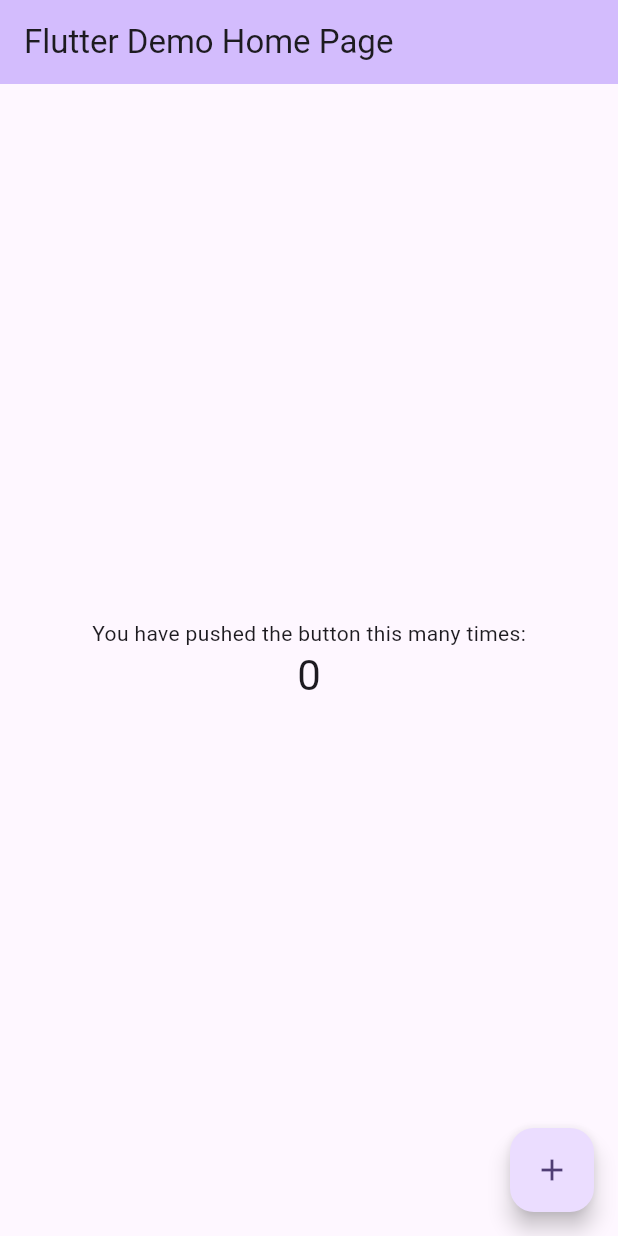
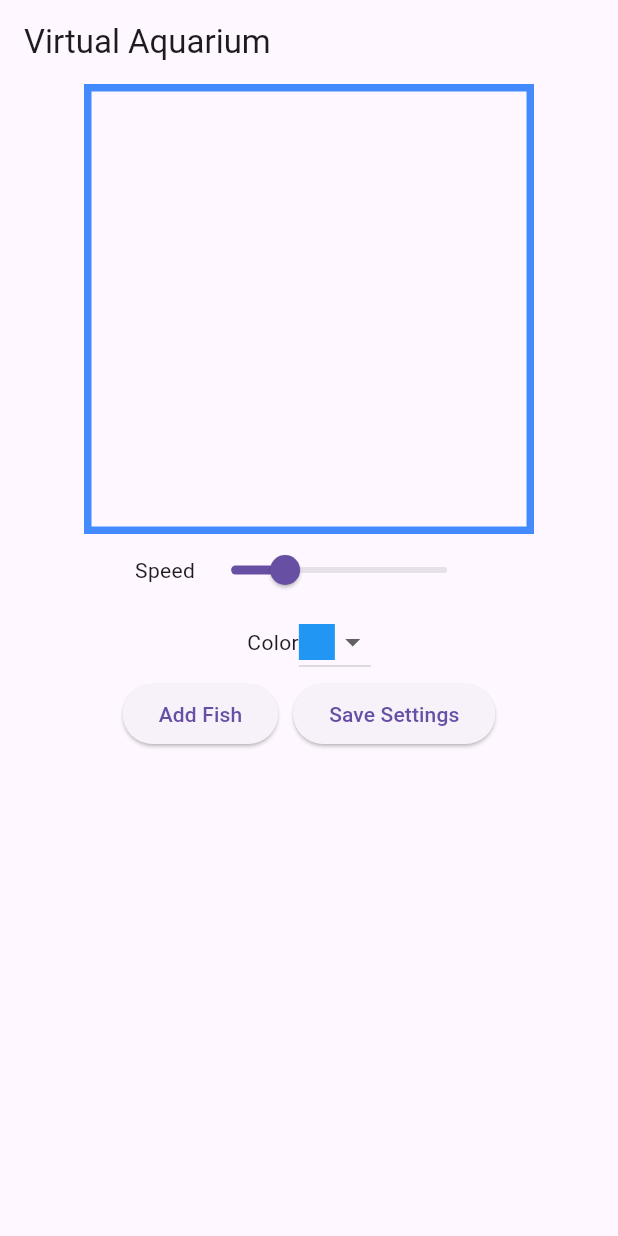
Before and after one commit to AkinniyiS/aquarium, a Flutter app: the screen it shows after launch, on a phone screen of 412 x 824 dp. Run offline on Flutter 3.47's test engine with Material 3 defaults, Android fonts, the phone set to English and light mode, and no system bars; our stand-ins replace sqflite; accounts and stored records are empty.

Commit message:
aquarium

```diff
--- a/lib/main.dart
+++ b/lib/main.dart
@@ -1,125 +1,185 @@
 import 'package:flutter/material.dart';
+import 'dart:math';
+import 'package:flutter/animation.dart';
+import 'database_helper.dart';
 
-void main() {
-  runApp(const MyApp());
-}
+void main() => runApp(AquariumApp());
 
-class MyApp extends StatelessWidget {
-  const MyApp({super.key});
-
-  // This widget is the root of your application.
+class AquariumApp extends StatelessWidget {
   @override
   Widget build(BuildContext context) {
     return MaterialApp(
-      title: 'Flutter Demo',
-      theme: ThemeData(
-        // This is the theme of your application.
-        //
-        // TRY THIS: Try running your application with "flutter run". You'll see
-        // the application has a purple toolbar. Then, without quitting the app,
-        // try changing the seedColor in the colorScheme below to Colors.green
-        // and then invoke "hot reload" (save your changes or press the "hot
-        // reload" button in a Flutter-supported IDE, or press "r" if you used
-        // the command line to start the app).
-        //
-        // Notice that the counter didn't reset back to zero; the application
-        // state is not lost during the reload. To reset the state, use hot
-        // restart instead.
-        //
-        // This works for code too, not just values: Most code changes can be
-        // tested with just a hot reload.
-        colorScheme: ColorScheme.fromSeed(seedColor: Colors.deepPurple),
-        useMaterial3: true,
-      ),
-      home: const MyHomePage(title: 'Flutter Demo Home Page'),
+      title: 'Virtual Aquarium',
+      home: AquariumScreen(),
     );
   }
 }
 
-class MyHomePage extends StatefulWidget {
-  const MyHomePage({super.key, required this.title});
+class AquariumScreen extends StatefulWidget {
+  @override
+  _AquariumScreenState createState() => _AquariumScreenState();
+}
 
-  // This widget is the home page of your application. It is stateful, meaning
-  // that it has a State object (defined below) that contains fields that affect
-  // how it looks.
+class _AquariumScreenState extends State<AquariumScreen> with SingleTickerProviderStateMixin {
+  List<Fish> fishList = [];
+  Color selectedColor = Colors.blue;
+  double selectedSpeed = 2.0;
+  DBHelper dbHelper = DBHelper.instance;
 
-  // This class is the configuration for the state. It holds the values (in this
-  // case the title) provided by the parent (in this case the App widget) and
-  // used by the build method of the State. Fields in a Widget subclass are
-  // always marked "final".
-
-  final String title;
+  AnimationController? _controller;
 
   @override
-  State<MyHomePage> createState() => _MyHomePageState();
-}
+  void initState() {
+    super.initState();
+    _controller = AnimationController(
+      duration: const Duration(seconds: 2),
+      vsync: this,
+    )..repeat(); // Repeat the animation
+    loadSettings();
+  }
 
-class _MyHomePageState extends State<MyHomePage> {
-  int _counter = 0;
+  @override
+  void dispose() {
+    _controller?.dispose();
+    super.dispose();
+  }
 
-  void _incrementCounter() {
-    setState(() {
-      // This call to setState tells the Flutter framework that something has
-      // changed in this State, which causes it to rerun the build method below
-      // so that the display can reflect the updated values. If we changed
-      // _counter without calling setState(), then the build method would not be
-      // called again, and so nothing would appear to happen.
-      _counter++;
-    });
+  void _addFish() {
+    if (fishList.length < 10) {
+      setState(() {
+        fishList.add(Fish(color: selectedColor, speed: selectedSpeed));
+      });
+    }
+  }
+
+  void _saveSettings() async {
+    await dbHelper.saveSettings(fishList.length, selectedSpeed, selectedColor.value.toString());
+  }
+
+  void loadSettings() async {
+    final settings = await dbHelper.loadSettings();
+    if (settings != null) {
+      setState(() {
+        int fishCount = settings['fish_count'];
+        selectedSpeed = settings['fish_speed'];
+        selectedColor = Color(int.parse(settings['fish_color']));
+        fishList = List.generate(fishCount, (index) => Fish(color: selectedColor, speed: selectedSpeed));
+      });
+    }
   }
 
   @override
   Widget build(BuildContext context) {
-    // This method is rerun every time setState is called, for instance as done
-    // by the _incrementCounter method above.
-    //
-    // The Flutter framework has been optimized to make rerunning build methods
-    // fast, so that you can just rebuild anything that needs updating rather
-    // than having to individually change instances of widgets.
     return Scaffold(
       appBar: AppBar(
-        // TRY THIS: Try changing the color here to a specific color (to
-        // Colors.amber, perhaps?) and trigger a hot reload to see the AppBar
-        // change color while the other colors stay the same.
-        backgroundColor: Theme.of(context).colorScheme.inversePrimary,
-        // Here we take the value from the MyHomePage object that was created by
-        // the App.build method, and use it to set our appbar title.
-        title: Text(widget.title),
+        title: Text('Virtual Aquarium'),
       ),
-      body: Center(
-        // Center is a layout widget. It takes a single child and positions it
-        // in the middle of the parent.
-        child: Column(
-          // Column is also a layout widget. It takes a list of children and
-          // arranges them vertically. By default, it sizes itself to fit its
-          // children horizontally, and tries to be as tall as its parent.
-          //
-          // Column has various properties to control how it sizes itself and
-          // how it positions its children. Here we use mainAxisAlignment to
-          // center the children vertically; the main axis here is the vertical
-          // axis because Columns are vertical (the cross axis would be
-          // horizontal).
-          //
-          // TRY THIS: Invoke "debug painting" (choose the "Toggle Debug Paint"
-          // action in the IDE, or press "p" in the console), to see the
-          // wireframe for each widget.
-          mainAxisAlignment: MainAxisAlignment.center,
-          children: <Widget>[
-            const Text(
-              'You have pushed the button this many times:',
+      body: Column(
+        children: [
+          // Aquarium Container
+          Container(
+            width: 300,
+            height: 300,
+            decoration: BoxDecoration(
+              border: Border.all(color: Colors.blueAccent, width: 5),
             ),
-            Text(
-              '$_counter',
-              style: Theme.of(context).textTheme.headlineMedium,
+            child: Stack(
+              children: fishList.map((fish) => AnimatedFish(fish: fish, controller: _controller!)).toList(),
             ),
-          ],
-        ),
+          ),
+
+          // Sliders for speed adjustment and color selection
+          Row(
+            mainAxisAlignment: MainAxisAlignment.center,
+            children: [
+              Text('Speed'),
+              Slider(
+                value: selectedSpeed,
+                min: 1.0,
+                max: 5.0,
+                onChanged: (value) {
+                  setState(() {
+                    selectedSpeed = value;
+                  });
+                },
+              ),
+            ],
+          ),
+          Row(
+            mainAxisAlignment: MainAxisAlignment.center,
+            children: [
+              Text('Color'),
+              DropdownButton<Color>(
+                value: selectedColor,
+                onChanged: (Color? newColor) {
+                  if (newColor != null) {
+                    setState(() {
+                      selectedColor = newColor;
+                    });
+                  }
+                },
+                items: <Color>[Colors.blue, Colors.red, Colors.green, Colors.yellow].map<DropdownMenuItem<Color>>(
+                  (Color value) {
+                    return DropdownMenuItem<Color>(
+                      value: value,
+                      child: Container(width: 24, height: 24, color: value),
+                    );
+                  },
+                ).toList(),
+              ),
+            ],
+          ),
+
+          // Add Fish and Save Settings Buttons
+          Row(
+            mainAxisAlignment: MainAxisAlignment.center,
+            children: [
+              ElevatedButton(onPressed: _addFish, child: Text('Add Fish')),
+              SizedBox(width: 10),
+              ElevatedButton(onPressed: _saveSettings, child: Text('Save Settings')),
+            ],
+          ),
+        ],
       ),
-      floatingActionButton: FloatingActionButton(
-        onPressed: _incrementCounter,
-        tooltip: 'Increment',
-        child: const Icon(Icons.add),
-      ), // This trailing comma makes auto-formatting nicer for build methods.
     );
   }
 }
+
+class Fish {
+  final Color color;
+  final double speed;
+
+  Fish({required this.color, required this.speed});
+}
+
+class AnimatedFish extends StatelessWidget {
+  final Fish fish;
+  final AnimationController controller;
+
+  AnimatedFish({required this.fish, required this.controller});
+
+  @override
+  Widget build(BuildContext context) {
+    return AnimatedBuilder(
+      animation: controller,
+      builder: (context, child) {
+        final random = Random();
+        double randomX = random.nextDouble() * 300;
+        double randomY = random.nextDouble() * 300;
+
+        return Positioned(
+          left: randomX,
+          top: randomY,
+          child: Container(
+            width: 20,
+            height: 20,
+            decoration: BoxDecoration(
+              shape: BoxShape.circle,
+              color: fish.color,
+            ),
+          ),
+        );
+      },
+    );
+  }
+}
```
